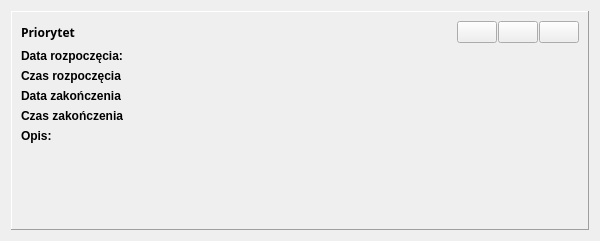
Qt form task.ui (VEndymionV/Personal-Kanban) before a commit.
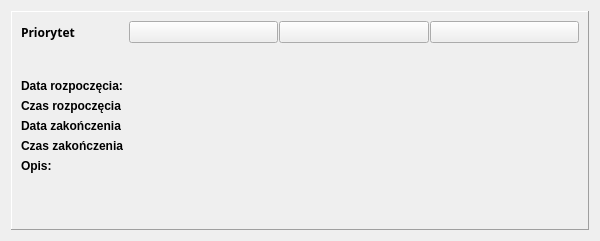
The same form after that commit. Icons and pictures are not drawn.

```diff
--- a/task.ui
+++ b/task.ui
@@ -18,14 +18,14 @@
   </property>
   <property name="minimumSize">
    <size>
-    <width>240</width>
+    <width>300</width>
     <height>240</height>
    </size>
   </property>
   <property name="maximumSize">
    <size>
     <width>600</width>
-    <height>400</height>
+    <height>241</height>
    </size>
   </property>
   <property name="windowTitle">
@@ -51,108 +51,38 @@
        <layout class="QGridLayout" name="gridLayout_3">
         <item row="0" column="0">
          <layout class="QFormLayout" name="formLayout">
-          <item row="0" column="1">
-           <layout class="QHBoxLayout" name="horizontalLayout">
-            <property name="spacing">
-             <number>1</number>
-            </property>
-            <item>
-             <layout class="QVBoxLayout" name="verticalLayout_2">
-              <item>
-               <widget class="QLabel" name="name">
-                <property name="sizePolicy">
-                 <sizepolicy hsizetype="MinimumExpanding" vsizetype="Preferred">
-                  <horstretch>0</horstretch>
-                  <verstretch>0</verstretch>
-                 </sizepolicy>
-                </property>
-                <property name="minimumSize">
-                 <size>
-                  <width>333</width>
-                  <height>0</height>
-                 </size>
-                </property>
-                <property name="font">
-                 <font>
-                  <family>Segoe UI Black</family>
-                  <pointsize>10</pointsize>
-                  <weight>75</weight>
-                  <bold>true</bold>
-                 </font>
-                </property>
-                <property name="text">
-                 <string/>
-                </property>
-               </widget>
-              </item>
-             </layout>
-            </item>
-            <item>
-             <widget class="QPushButton" name="pushButton_cancel">
-              <property name="sizePolicy">
-               <sizepolicy hsizetype="Preferred" vsizetype="Preferred">
-                <horstretch>0</horstretch>
-                <verstretch>0</verstretch>
-               </sizepolicy>
-              </property>
-              <property name="text">
-               <string/>
-              </property>
-              <property name="icon">
-               <iconset resource="resources.qrc">
-                <normaloff>:/res/icons/redX.png</normaloff>:/res/icons/redX.png</iconset>
-              </property>
-             </widget>
-            </item>
-            <item>
-             <widget class="QPushButton" name="pushButton_left">
-              <property name="sizePolicy">
-               <sizepolicy hsizetype="Preferred" vsizetype="Preferred">
-                <horstretch>0</horstretch>
-                <verstretch>0</verstretch>
-               </sizepolicy>
-              </property>
-              <property name="text">
-               <string/>
-              </property>
-              <property name="icon">
-               <iconset resource="resources.qrc">
-                <normaloff>:/res/icons/arrowL.png</normaloff>:/res/icons/arrowL.png</iconset>
-              </property>
-              <property name="iconSize">
-               <size>
-                <width>30</width>
-                <height>16</height>
-               </size>
-              </property>
-             </widget>
-            </item>
-            <item>
-             <widget class="QPushButton" name="pushButton_right">
-              <property name="sizePolicy">
-               <sizepolicy hsizetype="Preferred" vsizetype="Preferred">
-                <horstretch>0</horstretch>
-                <verstretch>0</verstretch>
-               </sizepolicy>
-              </property>
-              <property name="text">
-               <string/>
-              </property>
-              <property name="icon">
-               <iconset resource="resources.qrc">
-                <normaloff>:/res/icons/arrowR.png</normaloff>:/res/icons/arrowR.png</iconset>
-              </property>
-              <property name="iconSize">
-               <size>
-                <width>30</width>
-                <height>16</height>
-               </size>
-              </property>
-             </widget>
-            </item>
-           </layout>
-          </item>
           <item row="2" column="0">
+           <widget class="QLabel" name="priority">
+            <property name="enabled">
+             <bool>true</bool>
+            </property>
+            <property name="sizePolicy">
+             <sizepolicy hsizetype="Preferred" vsizetype="Preferred">
+              <horstretch>0</horstretch>
+              <verstretch>0</verstretch>
+             </sizepolicy>
+            </property>
+            <property name="font">
+             <font>
+              <family>Arial Black</family>
+              <pointsize>9</pointsize>
+              <weight>75</weight>
+              <bold>true</bold>
+              <underline>false</underline>
+             </font>
+            </property>
+            <property name="text">
+             <string>Priorytet</string>
+            </property>
+            <property name="scaledContents">
+             <bool>false</bool>
+            </property>
+           </widget>
+          </item>
+          <item row="4" column="0">
+           <layout class="QGridLayout" name="gridLayout"/>
+          </item>
+          <item row="6" column="0">
            <widget class="QLabel" name="BEGINDATE">
             <property name="font">
              <font>
@@ -165,14 +95,14 @@
             </property>
            </widget>
           </item>
-          <item row="2" column="1">
+          <item row="6" column="1">
            <widget class="QLabel" name="beginDate">
             <property name="text">
              <string>&lt;Data rozpoczęcia&gt;</string>
             </property>
            </widget>
           </item>
-          <item row="3" column="0">
+          <item row="7" column="0">
            <widget class="QLabel" name="BEGINTIME">
             <property name="font">
              <font>
@@ -185,14 +115,14 @@
             </property>
            </widget>
           </item>
-          <item row="3" column="1">
+          <item row="7" column="1">
            <widget class="QLabel" name="beginTime">
             <property name="text">
              <string>&lt;czas rozpoczęcia&gt;</string>
             </property>
            </widget>
           </item>
-          <item row="4" column="0">
+          <item row="8" column="0">
            <widget class="QLabel" name="ENDDATE">
             <property name="font">
              <font>
@@ -205,14 +135,14 @@
             </property>
            </widget>
           </item>
-          <item row="4" column="1">
+          <item row="8" column="1">
            <widget class="QLabel" name="endDate">
             <property name="text">
              <string>&lt;Data zakończenia&gt;</string>
             </property>
            </widget>
           </item>
-          <item row="5" column="0">
+          <item row="9" column="0">
            <widget class="QLabel" name="ENDTIME">
             <property name="font">
              <font>
@@ -225,14 +155,14 @@
             </property>
            </widget>
           </item>
-          <item row="5" column="1">
+          <item row="9" column="1">
            <widget class="QLabel" name="endTime">
             <property name="text">
              <string>&lt;Czas zakończenia&gt;</string>
             </property>
            </widget>
           </item>
-          <item row="6" column="0">
+          <item row="10" column="0">
            <widget class="QLabel" name="DESCRIPTION">
             <property name="font">
              <font>
@@ -245,40 +175,111 @@
             </property>
            </widget>
           </item>
-          <item row="6" column="1">
+          <item row="11" column="0">
            <widget class="QLabel" name="description">
             <property name="text">
              <string>&lt;Opis&gt;</string>
             </property>
            </widget>
           </item>
-          <item row="0" column="0">
-           <layout class="QGridLayout" name="gridLayout">
-            <item row="0" column="0">
-             <widget class="QLabel" name="priority">
-              <property name="enabled">
-               <bool>true</bool>
+          <item row="3" column="0">
+           <widget class="QLabel" name="name">
+            <property name="sizePolicy">
+             <sizepolicy hsizetype="MinimumExpanding" vsizetype="Preferred">
+              <horstretch>0</horstretch>
+              <verstretch>0</verstretch>
+             </sizepolicy>
+            </property>
+            <property name="minimumSize">
+             <size>
+              <width>100</width>
+              <height>0</height>
+             </size>
+            </property>
+            <property name="maximumSize">
+             <size>
+              <width>333</width>
+              <height>16777215</height>
+             </size>
+            </property>
+            <property name="font">
+             <font>
+              <family>Segoe UI Black</family>
+              <pointsize>10</pointsize>
+              <weight>75</weight>
+              <bold>true</bold>
+             </font>
+            </property>
+            <property name="text">
+             <string/>
+            </property>
+           </widget>
+          </item>
+          <item row="2" column="1">
+           <layout class="QHBoxLayout" name="horizontalLayout">
+            <property name="spacing">
+             <number>1</number>
+            </property>
+            <item>
+             <widget class="QPushButton" name="pushButton_cancel">
+              <property name="sizePolicy">
+               <sizepolicy hsizetype="Preferred" vsizetype="Preferred">
+                <horstretch>0</horstretch>
+                <verstretch>0</verstretch>
+               </sizepolicy>
               </property>
+              <property name="text">
+               <string/>
+              </property>
+              <property name="icon">
+               <iconset resource="resources.qrc">
+                <normaloff>:/res/icons/redX.png</normaloff>:/res/icons/redX.png</iconset>
+              </property>
+             </widget>
+            </item>
+            <item>
+             <widget class="QPushButton" name="pushButton_left">
               <property name="sizePolicy">
                <sizepolicy hsizetype="Preferred" vsizetype="Preferred">
                 <horstretch>0</horstretch>
                 <verstretch>0</verstretch>
                </sizepolicy>
               </property>
-              <property name="font">
-               <font>
-                <family>Arial Black</family>
-                <pointsize>9</pointsize>
-                <weight>75</weight>
-                <bold>true</bold>
-                <underline>false</underline>
-               </font>
+              <property name="text">
+               <string/>
               </property>
+              <property name="icon">
+               <iconset resource="resources.qrc">
+                <normaloff>:/res/icons/arrowL.png</normaloff>:/res/icons/arrowL.png</iconset>
+              </property>
+              <property name="iconSize">
+               <size>
+                <width>30</width>
+                <height>16</height>
+               </size>
+              </property>
+             </widget>
+            </item>
+            <item>
+             <widget class="QPushButton" name="pushButton_right">
+              <property name="sizePolicy">
+               <sizepolicy hsizetype="Preferred" vsizetype="Preferred">
+                <horstretch>0</horstretch>
+                <verstretch>0</verstretch>
+               </sizepolicy>
+              </property>
               <property name="text">
-               <string>Priorytet</string>
+               <string/>
               </property>
-              <property name="scaledContents">
-               <bool>false</bool>
+              <property name="icon">
+               <iconset resource="resources.qrc">
+                <normaloff>:/res/icons/arrowR.png</normaloff>:/res/icons/arrowR.png</iconset>
+              </property>
+              <property name="iconSize">
+               <size>
+                <width>30</width>
+                <height>16</height>
+               </size>
               </property>
              </widget>
             </item>
```
